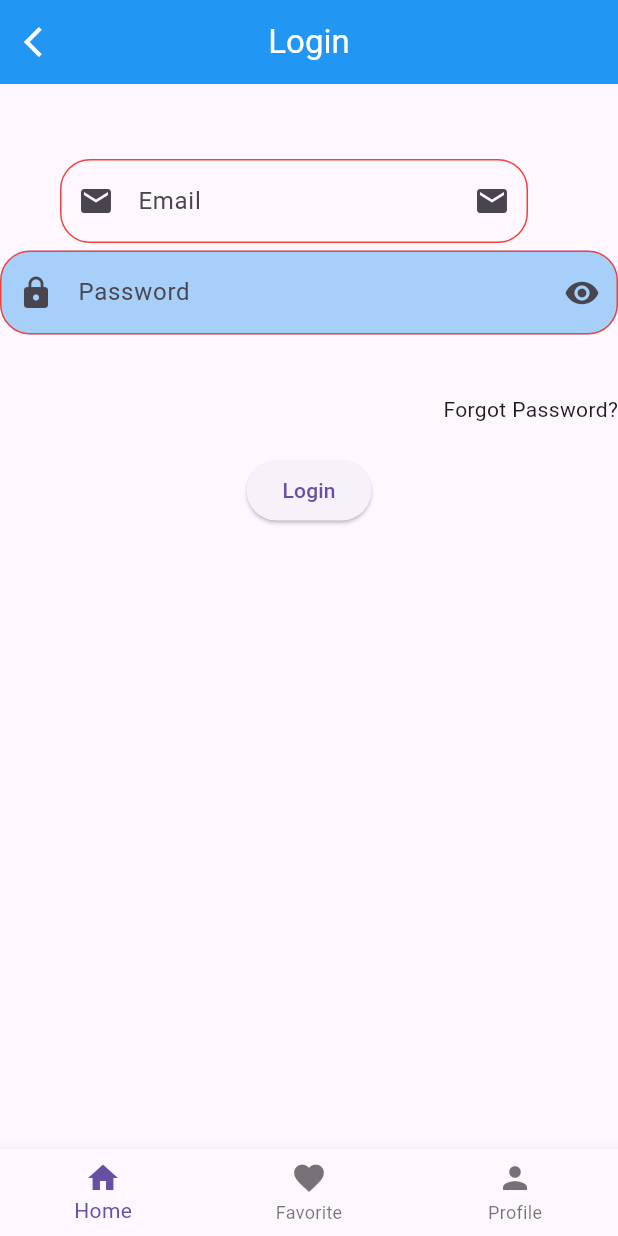
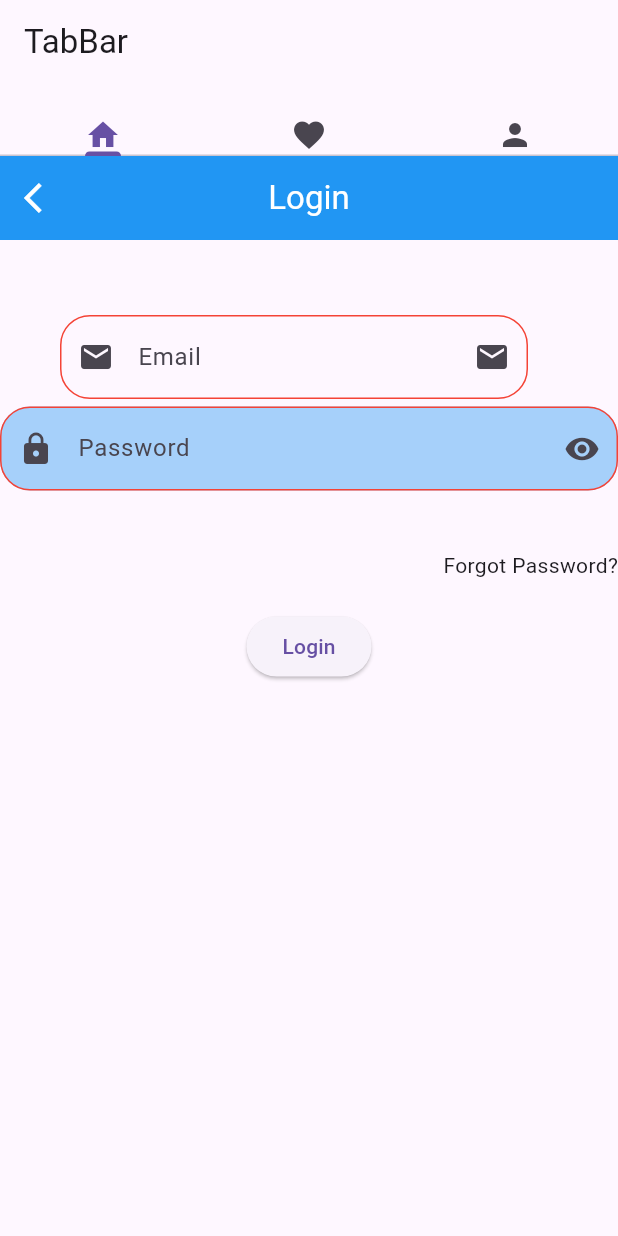
Before and after one commit to MuhammadAliKust/Flutter-B15, a Flutter app: the screen it shows after launch, on a phone screen of 412 x 824 dp. Run offline on Flutter 3.47's test engine with Material 3 defaults, Android fonts, the phone set to English and light mode, and no system bars; our stand-ins replace string_validator.

Commit message:
TabBar Done

```diff
--- a/lib/main.dart
+++ b/lib/main.dart
@@ -8,6 +8,7 @@ import 'package:flutter_b15/login.dart';
 import 'package:flutter_b15/multiple_selection.dart';
 import 'package:flutter_b15/page_view.dart';
 import 'package:flutter_b15/single_selection.dart';
+import 'package:flutter_b15/tab_bar_view.dart';
 import 'image.dart';
 
 void main() {
@@ -21,7 +22,7 @@ class MyApp extends StatelessWidget {
   Widget build(BuildContext context) {
     return MaterialApp(
       debugShowCheckedModeBanner: false,
-      home: BottomBarView(),
+      home: TabBarViewDemo(),
     );
   }
 }
--- /dev/null
+++ b/lib/tab_bar_view.dart
@@ -0,0 +1,30 @@
+import 'package:flutter/material.dart';
+import 'package:flutter_b15/login.dart';
+
+
+class TabBarViewDemo extends StatelessWidget {
+  const TabBarViewDemo({super.key});
+
+  @override
+  Widget build(BuildContext context) {
+    return DefaultTabController(
+      length: 3,
+      child: Scaffold(
+        appBar: AppBar(
+          title: Text("TabBar"),
+          bottom: TabBar(tabs: [
+            Icon(Icons.home),
+            Icon(Icons.favorite),
+            Icon(Icons.person),
+          ]),
+
+        ),
+        body: TabBarView(children: [
+          LoginView(),
+          Center(child: Text("Favorite"),),
+          Center(child: Text("Profile"),),
+        ]),
+      ),
+    );
+  }
+}
```
